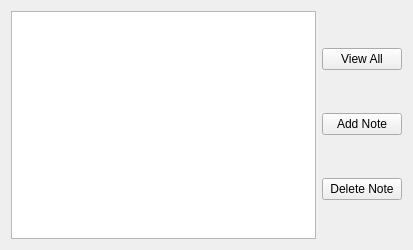
The window that NoteKeeperWithGUI/NoteKeeperWithGUI.ui (AHB99/note-keeper-with-gui) describes before a commit, drawn with Qt 5.
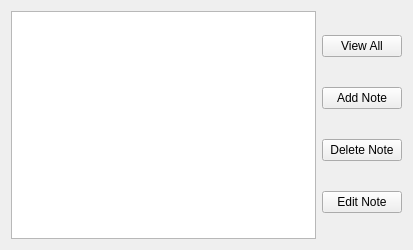
The same window after the commit.

Commit message: Added note editing functionality

```diff
--- a/NoteKeeperWithGUI/NoteKeeperWithGUI.ui
+++ b/NoteKeeperWithGUI/NoteKeeperWithGUI.ui
@@ -42,6 +42,13 @@
          </property>
         </widget>
        </item>
+       <item>
+        <widget class="QPushButton" name="editNoteButton">
+         <property name="text">
+          <string>Edit Note</string>
+         </property>
+        </widget>
+       </item>
       </layout>
      </item>
     </layout>
```
The commit also changes 6 other files.
